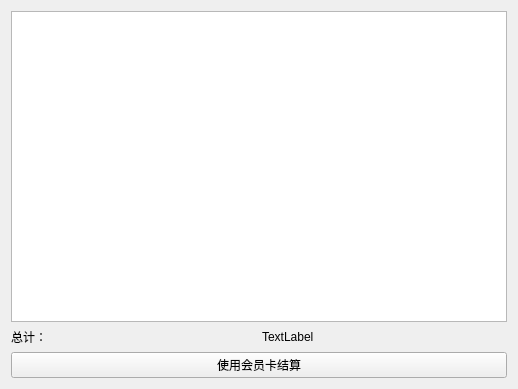
Above: src/detailwidget.ui from daodaoliang/caicai before the change. Below: the same form after it.
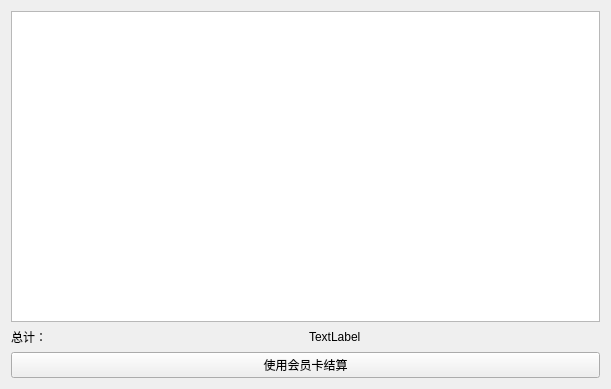
That is the form after the change.

The edit to the form file:
```diff
--- a/src/detailwidget.ui
+++ b/src/detailwidget.ui
@@ -6,7 +6,7 @@
    <rect>
     <x>0</x>
     <y>0</y>
-    <width>518</width>
+    <width>611</width>
     <height>389</height>
    </rect>
   </property>
```
